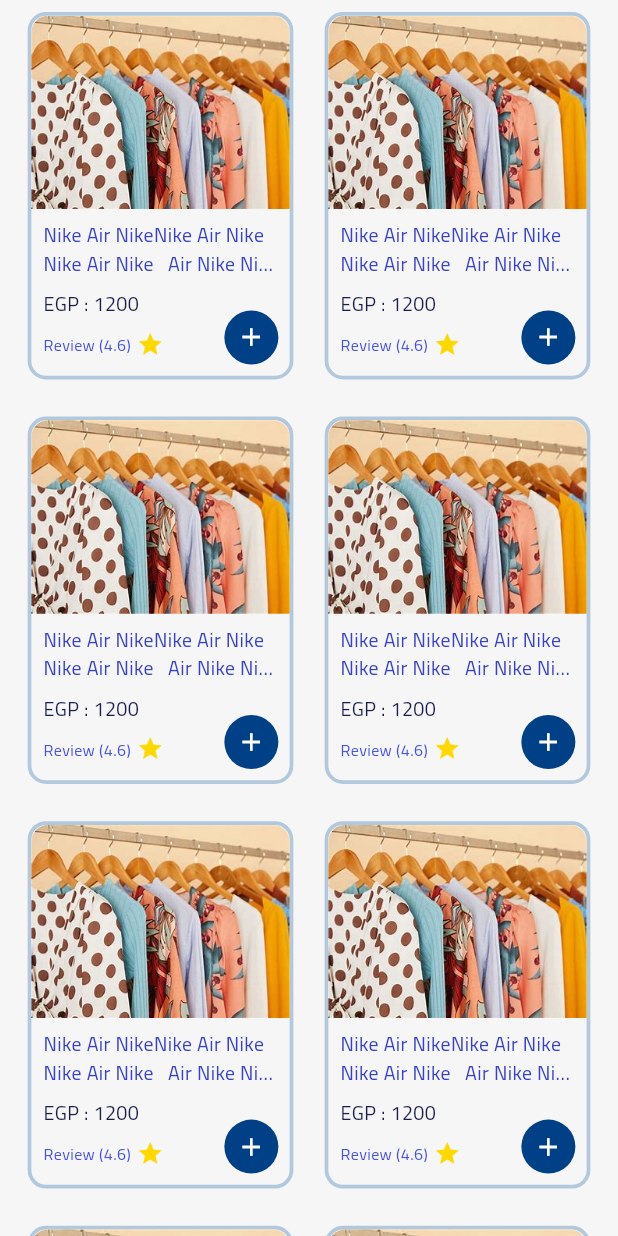
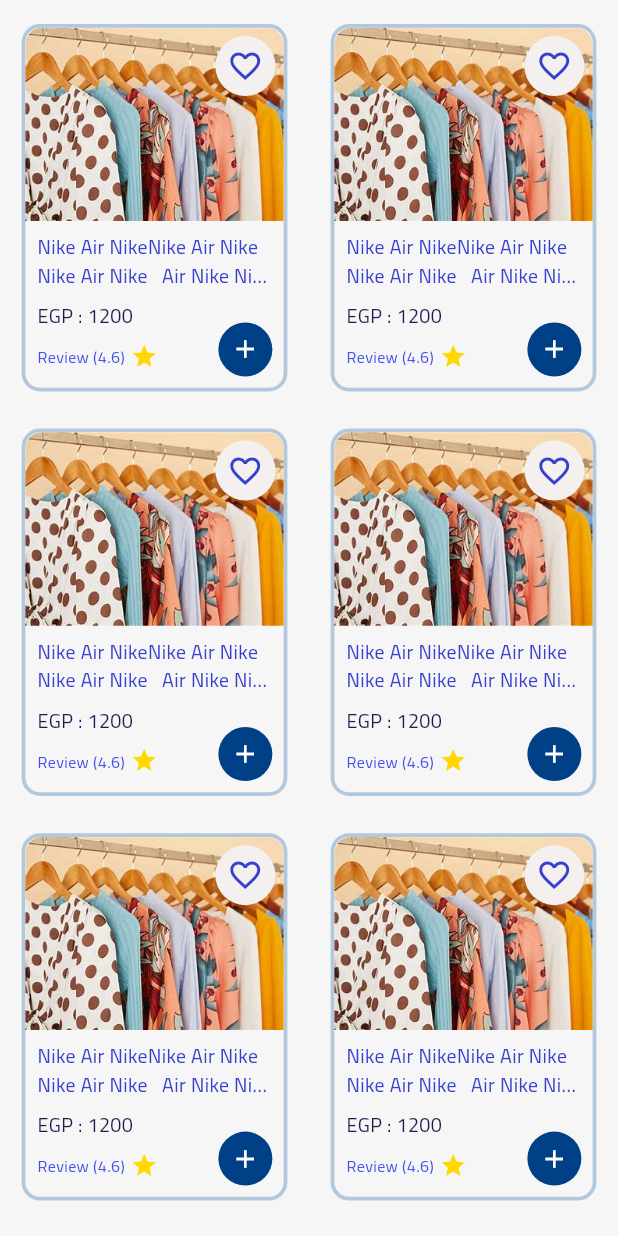
Before and after one commit to mohamedamr77/Elevate-Task, a Flutter app: the screen it shows after launch, on a phone screen of 412 x 824 dp. Run offline on Flutter 3.47's test engine with Material 3 defaults, Android fonts, the phone set to English and light mode, and no system bars; our stand-ins replace device_preview, dio, shimmer.

Commit message:
finish item widget

```diff
--- a/lib/feature/home/presentation/view/widgets/home_body.dart
+++ b/lib/feature/home/presentation/view/widgets/home_body.dart
@@ -1,6 +1,7 @@
 import 'package:elevatetask/core/extentions/screen_size.dart';
 import 'package:elevatetask/core/shared_widget/global_text.dart';
 import 'package:elevatetask/core/utils/app_colors.dart';
+import 'package:elevatetask/feature/home/presentation/view/widgets/product_grid.dart';
 import 'package:flutter/material.dart';
 
 class HomeBody extends StatelessWidget {
@@ -8,116 +9,19 @@
 
   @override
   Widget build(BuildContext context) {
-    return CustomScrollView(
+    return const Padding(
+      padding: EdgeInsets.symmetric(vertical: 16),
+      child:  CustomScrollView(
+        physics: BouncingScrollPhysics(),
         slivers: [
           SliverToBoxAdapter(
             child: Directionality(
               textDirection: TextDirection.rtl,
-            child: Padding(
-              padding: const EdgeInsets.all(8.0),
-              child: Wrap(
-                alignment: WrapAlignment.spaceAround,
-                runSpacing: 0.03.h, // Vertical spacing between rows
-                children: List.generate(
-                  8,
-                      (index) =>  SizedBox(
-                    width: 0.43.w, // Set width for each item
-                    child:Stack(
-                      children: [
-                        Container(
-                          decoration: BoxDecoration(
-                            borderRadius: BorderRadius.circular(0.03.w),
-                            border: Border.all(
-                              color: const Color(0xffB2C8DD),
-                              width: 2.5,
+              child: ProductGrid(),
             ),
-                          ),
-                          child: Column(
-                            crossAxisAlignment: CrossAxisAlignment.end,
-                            children: [
-                              ClipRRect(
-                                borderRadius: BorderRadius.only(
-                                  topLeft: Radius.circular(0.027.w),
-                                  topRight: Radius.circular(0.027.w),
-                                ),
-                                child: Image(
-                                  image: const AssetImage(
-                                      "assets/images/clothestest.jpeg"),
-                                  width: double.infinity,
-                                  fit: BoxFit.cover,
-                                ),
-                              ),
-                              const SizedBox(
-                                height: 8,
-                              ),
-                              const Padding(
-                                padding: EdgeInsets.symmetric(horizontal: 8),
-                                child: GText(
-                                  color: AppColors.primaryColor,
-                                  content: "Nike Air NikeNike Air Nike Nike Air Nike   Air Nike Nike Air Nike  ",
-                                  fontSize: 16,
-                                  maxLines: 2,
-                                  overflow: TextOverflow.ellipsis,),
-                              ),
-                              const SizedBox(
-                                height: 8,
-                              ),
-                              const Padding(
-                                padding: EdgeInsets.symmetric(horizontal: 8),
-                                child: GText(
-                                  color: AppColors.darkBlueColor,
-                                  content: "EGP : 1200",
-                                  fontSize: 16,
-                                  maxLines: 2,
-                                  overflow: TextOverflow.ellipsis,),
-                              ),
-                              const SizedBox(
-                                height: 8,
-                              ),
-                              const Padding(
-                                  padding: EdgeInsets.symmetric(horizontal: 8),
-                                  child: Row(
-                                    textDirection: TextDirection.ltr,
-                                    mainAxisAlignment: MainAxisAlignment.start,
-                                    children: [
-                                      GText(
-                                        color: AppColors.blueAccent,
-                                        content: "Review (4.6)",
-                                        fontSize: 13,
-                                        maxLines: 2,
-                                        overflow: TextOverflow.ellipsis,),
-                                      SizedBox(width: 4,),
-                                      Icon(Icons.star, color: Color(0xffFFD800),size: 18,),
-                                      Spacer(),
-
-                                    ],
-                                  )
-                              ),
-                              const SizedBox(
-                                height: 12,
           ),
         ],
       ),
-                        ),
-                        const Positioned(
-                          bottom: 10,
-                          right: 10,
-                          child: CircleAvatar(
-                            radius: 18,
-                            backgroundColor: Color(0xff004087),
-                            child: Icon(Icons.add,color: Colors.white,size: 20,),
-                          ),
-                        )
-
-                      ],
-                    )
-                  ),
-                ),
-              ),
-            ),
-          ),
-        ),
-      ],
     );
   }
 }
--- /dev/null
+++ b/lib/feature/home/presentation/view/widgets/product_card.dart
@@ -0,0 +1,120 @@
+import 'package:elevatetask/core/extentions/screen_size.dart';
+import 'package:elevatetask/core/shared_widget/global_text.dart';
+import 'package:elevatetask/core/utils/app_colors.dart';
+import 'package:flutter/material.dart';
+
+class ProductCard extends StatelessWidget {
+  const ProductCard({super.key});
+
+  @override
+  Widget build(BuildContext context) {
+    return Stack(
+      children: [
+        Container(
+          decoration: BoxDecoration(
+            borderRadius: BorderRadius.circular(0.03.w),
+            border: Border.all(
+              color: const Color(0xffB2C8DD),
+              width: 2.5,
+            ),
+          ),
+          child: Column(
+            crossAxisAlignment: CrossAxisAlignment.end,
+            children: [
+              ClipRRect(
+                borderRadius: BorderRadius.only(
+                  topLeft: Radius.circular(0.027.w),
+                  topRight: Radius.circular(0.027.w),
+                ),
+                child: const Image(
+                  image: AssetImage("assets/images/clothestest.jpeg"),
+                  width: double.infinity,
+                  fit: BoxFit.cover,
+                ),
+              ),
+              const SizedBox(
+                height: 8,
+              ),
+              const Padding(
+                padding: EdgeInsets.symmetric(horizontal: 8),
+                child: GText(
+                  color: AppColors.primaryColor,
+                  content:
+                      "Nike Air NikeNike Air Nike Nike Air Nike   Air Nike Nike Air Nike  ",
+                  fontSize: 16,
+                  maxLines: 2,
+                  overflow: TextOverflow.ellipsis,
+                ),
+              ),
+              const SizedBox(
+                height: 8,
+              ),
+              const Padding(
+                padding: EdgeInsets.symmetric(horizontal: 8),
+                child: GText(
+                  color: AppColors.darkBlueColor,
+                  content: "EGP : 1200",
+                  fontSize: 16,
+                  maxLines: 2,
+                  overflow: TextOverflow.ellipsis,
+                ),
+              ),
+              const SizedBox(
+                height: 8,
+              ),
+              const Padding(
+                  padding: EdgeInsets.symmetric(horizontal: 8),
+                  child: Row(
+                    textDirection: TextDirection.ltr,
+                    mainAxisAlignment: MainAxisAlignment.start,
+                    children: [
+                      GText(
+                        color: AppColors.blueAccent,
+                        content: "Review (4.6)",
+                        fontSize: 13,
+                        maxLines: 2,
+                        overflow: TextOverflow.ellipsis,
+                      ),
+                      SizedBox(
+                        width: 4,
+                      ),
+                      Icon(
+                        Icons.star,
+                        color: Color(0xffFFD800),
+                        size: 18,
+                      ),
+                      Spacer(),
+                    ],
+                  )),
+              const SizedBox(
+                height: 12,
+              ),
+            ],
+          ),
+        ),
+        const Positioned(
+          bottom: 10,
+          right: 10,
+          child: CircleAvatar(
+            radius: 18,
+            backgroundColor: Color(0xff004087),
+            child: Icon(
+              Icons.add,
+              color: Colors.white,
+              size: 20,
+            ),
+          ),
+        ),
+        Positioned(
+            child: IconButton(
+                onPressed: () {},
+                icon: const CircleAvatar(
+                    backgroundColor: AppColors.secondaryColor,
+                    child: Icon(
+                      Icons.favorite_border_outlined,
+                      color: AppColors.primaryColor,
+                    ))))
+      ],
+    );
+  }
+}
--- /dev/null
+++ b/lib/feature/home/presentation/view/widgets/product_grid.dart
@@ -0,0 +1,23 @@
+import 'package:elevatetask/core/extentions/screen_size.dart';
+import 'package:elevatetask/core/shared_widget/global_text.dart';
+import 'package:elevatetask/core/utils/app_colors.dart';
+import 'package:elevatetask/feature/home/presentation/view/widgets/product_card.dart';
+import 'package:flutter/material.dart';
+class ProductGrid extends StatelessWidget {
+  const ProductGrid({super.key});
+
+  @override
+  Widget build(BuildContext context) {
+    return Wrap(
+      alignment: WrapAlignment.spaceAround,
+      runSpacing: 0.03.h, // Vertical spacing between rows
+      children: List.generate(
+        8,
+            (index) =>  SizedBox(
+            width: 0.43.w, // Set width for each item
+            child:const ProductCard(),
+        ),
+      ),
+    );
+  }
+}
```
Lines whose indentation alone changed are shown as unchanged.
